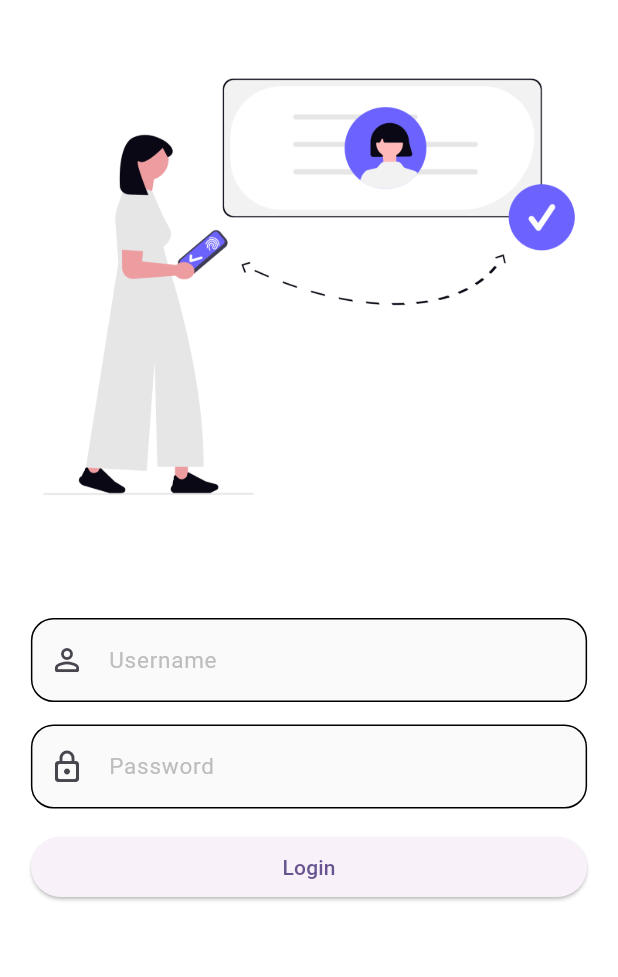
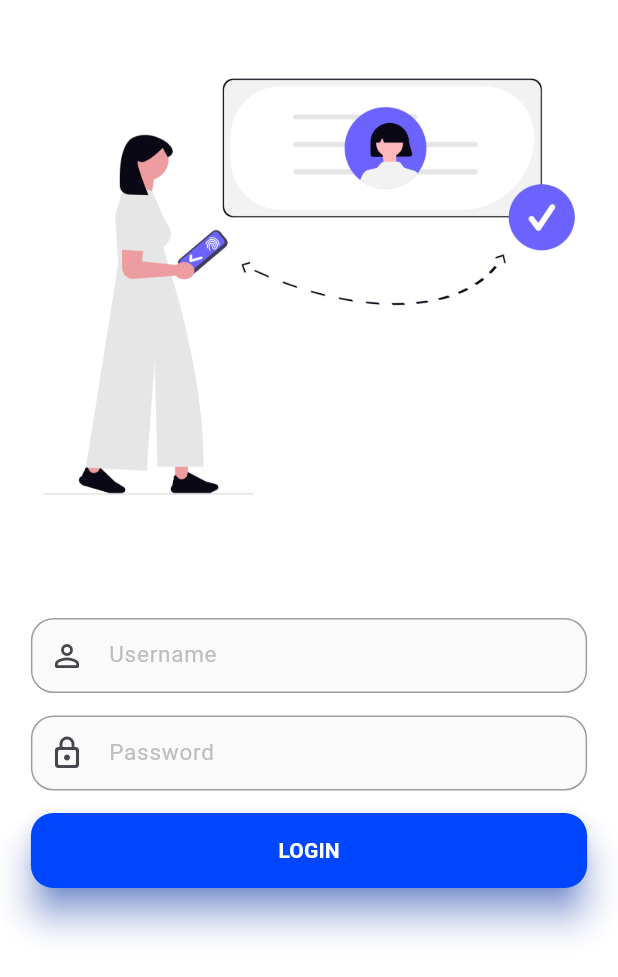
Before and after one commit to XyrelTenz/Budget-Tracker-System, a Flutter app: the screen it shows after launch, after a tap on "Skip", on a phone screen of 412 x 824 dp. Shown: the top 977 px of the screen. Run offline on Flutter 3.47's test engine with Material 3 defaults, Android fonts, the phone set to English and light mode, and no system bars; our stand-ins replace fl_chart, go_router.

Commit message:
Change Color Pallete

```diff
--- a/lib/auth/screen/login_screen.dart
+++ b/lib/auth/screen/login_screen.dart
@@ -38,6 +38,7 @@ class _LoginScreenState extends State<LoginScreen> {
                   spacing: 15,
                   children: <Widget>[
                     SizedBox(
+                      height: 50,
                       width: MediaQuery.of(context).size.width * 0.9,
                       child: TextFormField(
                         decoration: InputDecoration(
@@ -50,13 +51,16 @@ class _LoginScreenState extends State<LoginScreen> {
                           prefixIcon: Icon(Icons.person_outline_rounded),
                           enabledBorder: OutlineInputBorder(
                             borderRadius: BorderRadius.circular(15.0),
-                            borderSide: BorderSide(width: 1),
+                            borderSide: BorderSide(
+                              width: 1,
+                              color: Colors.grey,
+                            ),
                           ),
                           focusedBorder: OutlineInputBorder(
                             borderRadius: BorderRadius.circular(15.0),
                             borderSide: BorderSide(
-                              color: Colors.blueAccent,
-                              width: 2,
+                              color: Color(0xFF0046FF),
+                              width: 1,
                             ),
                           ),
                           filled: true,
@@ -72,6 +76,7 @@ class _LoginScreenState extends State<LoginScreen> {
                       ),
                     ),
                     SizedBox(
+                      height: 50,
                       width: MediaQuery.of(context).size.width * 0.9,
                       child: TextFormField(
                         obscureText: true,
@@ -85,13 +90,16 @@ class _LoginScreenState extends State<LoginScreen> {
                           prefixIcon: Icon(Icons.lock_outline_rounded),
                           enabledBorder: OutlineInputBorder(
                             borderRadius: BorderRadius.circular(15.0),
-                            borderSide: BorderSide(width: 1),
+                            borderSide: BorderSide(
+                              width: 1,
+                              color: Colors.grey,
+                            ),
                           ),
                           focusedBorder: OutlineInputBorder(
                             borderRadius: BorderRadius.circular(15.0),
                             borderSide: BorderSide(
-                              color: Colors.blueAccent,
-                              width: 2,
+                              color: Color(0xFF0046FF),
+                              width: 1,
                             ),
                           ),
                           filled: true,
@@ -99,7 +107,7 @@ class _LoginScreenState extends State<LoginScreen> {
                         ),
                         validator: (value) {
                           if (value == null || value.isEmpty) {
-                            return 'Please enter your email';
+                            return 'Please enter your password';
                           }
                           return null;
                         },
@@ -109,13 +117,28 @@ class _LoginScreenState extends State<LoginScreen> {
 
                     SizedBox(
                       width: MediaQuery.of(context).size.width * 0.9,
+                      height: 50,
                       child: ElevatedButton(
+                        style: ElevatedButton.styleFrom(
+                          elevation: 10,
+                          backgroundColor: Color(0xFF0046FF),
+                          shadowColor: Color(0xFF0046FF),
+                          shape: RoundedRectangleBorder(
+                            borderRadius: BorderRadius.circular(15.0),
+                          ),
+                        ),
                         onPressed: () {
                           if (_formKey.currentState!.validate()) {
                             context.go("/HomeScreen");
                           }
                         },
-                        child: Text("Login"),
+                        child: Text(
+                          "LOGIN",
+                          style: TextStyle(
+                            color: Colors.white,
+                            fontWeight: FontWeight.bold,
+                          ),
+                        ),
                       ),
                     ),
                   ],
--- a/lib/screen/home_screen.dart
+++ b/lib/screen/home_screen.dart
@@ -132,7 +132,7 @@ class _HomeScreenState extends State<HomeScreen> {
                           width: 20,
                           height: 4,
                           decoration: BoxDecoration(
-                            color: Colors.blue,
+                            color: Color(0xFF0046FF),
                             borderRadius: BorderRadius.circular(4),
                           ),
                         ),
--- a/lib/screen/transaction_screen.dart
+++ b/lib/screen/transaction_screen.dart
@@ -158,7 +158,7 @@ Widget _buildTab(String text, bool active) {
   return Container(
     padding: const EdgeInsets.symmetric(vertical: 8, horizontal: 20),
     decoration: BoxDecoration(
-      color: active ? Colors.blue : Colors.transparent,
+      color: active ? Color(0xFF0046FF) : Colors.transparent,
       borderRadius: BorderRadius.circular(20),
     ),
     child: Text(
@@ -190,10 +190,10 @@ Widget _transactionItem({
         Container(
           padding: const EdgeInsets.all(12),
           decoration: BoxDecoration(
-            color: Colors.blue.shade50,
+            color: Colors.grey[100],
             borderRadius: BorderRadius.circular(12),
           ),
-          child: Icon(icon, color: Colors.blue),
+          child: Icon(icon, color: Color(0xFF313131)),
         ),
         const SizedBox(width: 12),
 
--- a/lib/widget/cards_widget.dart
+++ b/lib/widget/cards_widget.dart
@@ -16,7 +16,7 @@ class CardItem extends StatelessWidget {
 
   @override
   Widget build(BuildContext context) {
-    final Color bgColor = isSelected ? const Color(0xFF2563EB) : Colors.white;
+    final Color bgColor = isSelected ? const Color(0xFF0046FF) : Colors.white;
     final Color textColor = isSelected ? Colors.white : Colors.black87;
 
     return Container(
--- a/lib/widget/savings_cards_widget.dart
+++ b/lib/widget/savings_cards_widget.dart
@@ -18,7 +18,7 @@ class SavingsCards extends StatelessWidget {
       width: MediaQuery.of(context).size.width * 0.25,
       height: 45,
       decoration: BoxDecoration(
-        color: isSelected ? Color(0xFF2563EB) : Colors.grey[200],
+        color: isSelected ? Color(0xFF0046FF) : Colors.grey[200],
         borderRadius: BorderRadius.circular(10),
       ),
       child: Row(
```
Also changed, not shown: lib/components/set_reminder_components.dart (+9 -7 lines), lib/screen/account_screen.dart (+5 -7 lines), lib/screen/reminder_screen.dart (+1 -16 lines), lib/widget/navigation_widget.dart (+5 -5 lines).
